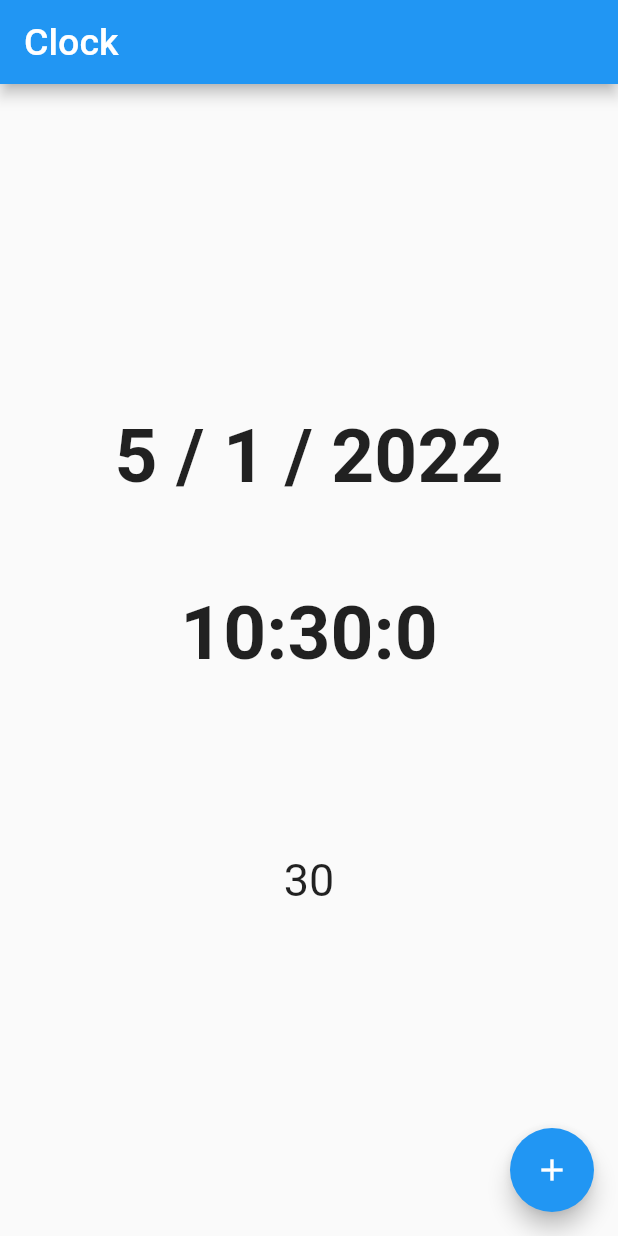
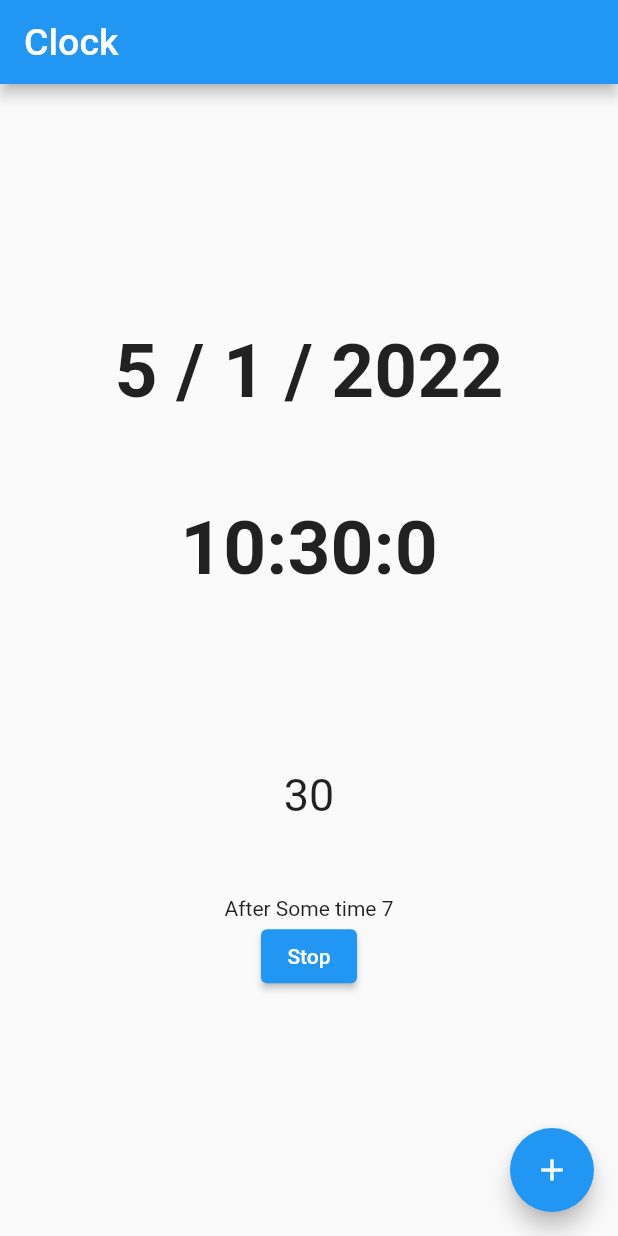
Before and after one commit to talip5/timedateformat, a Flutter app: the screen it shows after launch, on a phone screen of 412 x 824 dp. Run offline on Flutter 3.47's test engine with Material 2 defaults, Android fonts, the phone set to English and light mode, and no system bars.

Commit message:
05.01.2022

```diff
--- a/lib/main.dart
+++ b/lib/main.dart
@@ -32,28 +32,61 @@ class _MyHomePageState extends State<MyHomePage> {
   TimeOfDay secilenSaat = TimeOfDay.fromDateTime(DateTime.now());
   //String formattedDate = DateFormat('kk:mm:ss \n EEE d MMM').format(now);
 
-
   void _incrementCounter() {
     setState(() {
       _counter++;
     });
   }
   int isStopped=0;
+
+  Timer? _timer;
+  String greeting='';
+
   intFormat(){
     DateTime secilenTarih = DateTime.now();
     //var f = new NumberFormat("###.00#", "en_US");
     var f = new NumberFormat("00");
     //print(f.format(1));
     //String time5=secilenSaat.minute.toString();
-    Timer.periodic(Duration(seconds: 1), (timer) {
+    /*Timer.periodic(Duration(seconds: 1), (timerW) {
       DateTime secilenTarih = DateTime.now();
-      if (isStopped<3) {
+      if (isStopped<=25) {
         int time1=secilenTarih.second;
         String timex= f.format(time1);
         print(timex);
-        //timer.cancel();
+        isStopped++;
+      }else{
+        timerW.cancel();
+      }
+      if(timerW.isActive){
+        print('timerW is active');
+      }
+      if(timerW){
+        print('timerW is active');
+      }
+    });*/
+    Timer.run(() => print('hi!'));
+    Timer.periodic(Duration(seconds: 1), (timer) {
+      print('secand');
+      if(isStopped==5){
+        timer.cancel();
+      }
+      isStopped++;
+    });
+
+    _timer = Timer.periodic(Duration(seconds: 1), (timer) {
+      setState(() {
+       greeting = "After Some time ${DateTime.now().second}";
+      });
+      if(DateTime.now().second==15){
+        timer.cancel();
       }
     });
+
+    var today = new DateTime.now();
+    print(today);
+    var fiftyDaysFromNow = today.add(new Duration(seconds: 360));
+    print(fiftyDaysFromNow);
   }
 
   @override
@@ -87,13 +120,21 @@ class _MyHomePageState extends State<MyHomePage> {
               style: TextStyle(fontSize: 100.0),
             ),
             Text(secilenSaat.minute.toString(),style: TextStyle(fontSize: 30.0),),
+            SizedBox(height: 50.0,),
+            Text(greeting),
+            ElevatedButton(
+                onPressed:(){
+                  _timer!.cancel();
+                },
+                child: Text('Stop'),
+            ),
           ],
         ),
       ),
       floatingActionButton: FloatingActionButton(
         onPressed: (){
           setState(() {
-            _incrementCounter();
+            //_incrementCounter();
           });
         },
         tooltip: 'Increment',
--- a/pubspec.yaml
+++ b/pubspec.yaml
@@ -29,7 +29,7 @@ environment:
 dependencies:
   flutter:
     sdk: flutter
-
+  intl: ^0.17.0
 
   # The following adds the Cupertino Icons font to your application.
   # Use with the CupertinoIcons class for iOS style icons.
```
Also changed, not shown: pubspec.lock.
